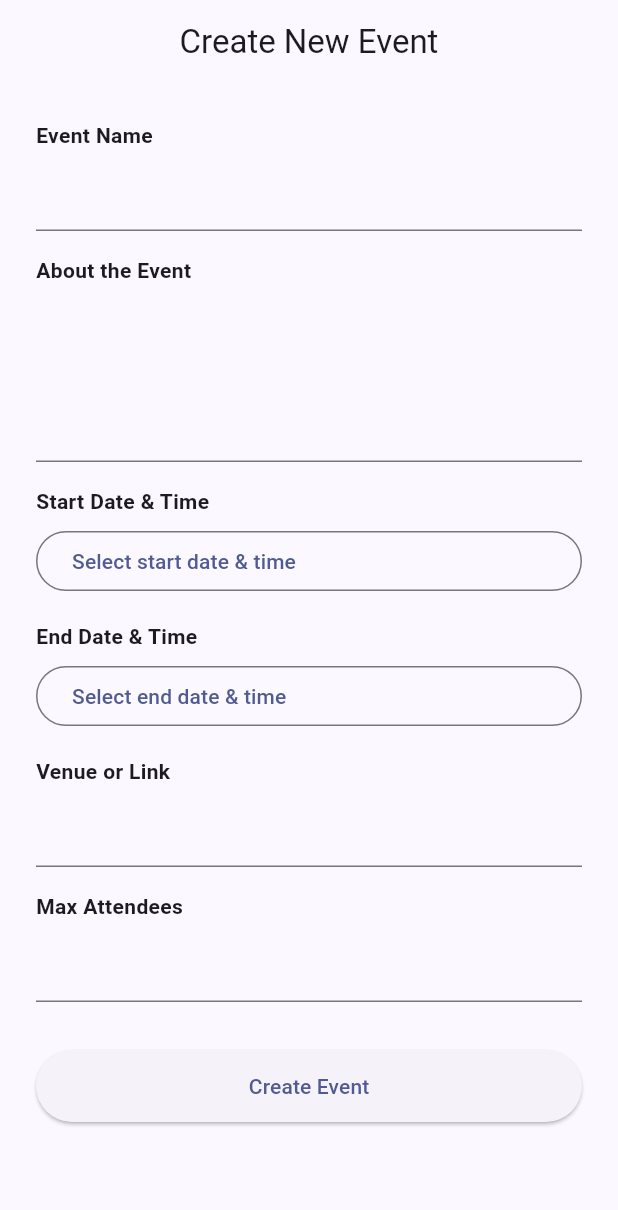
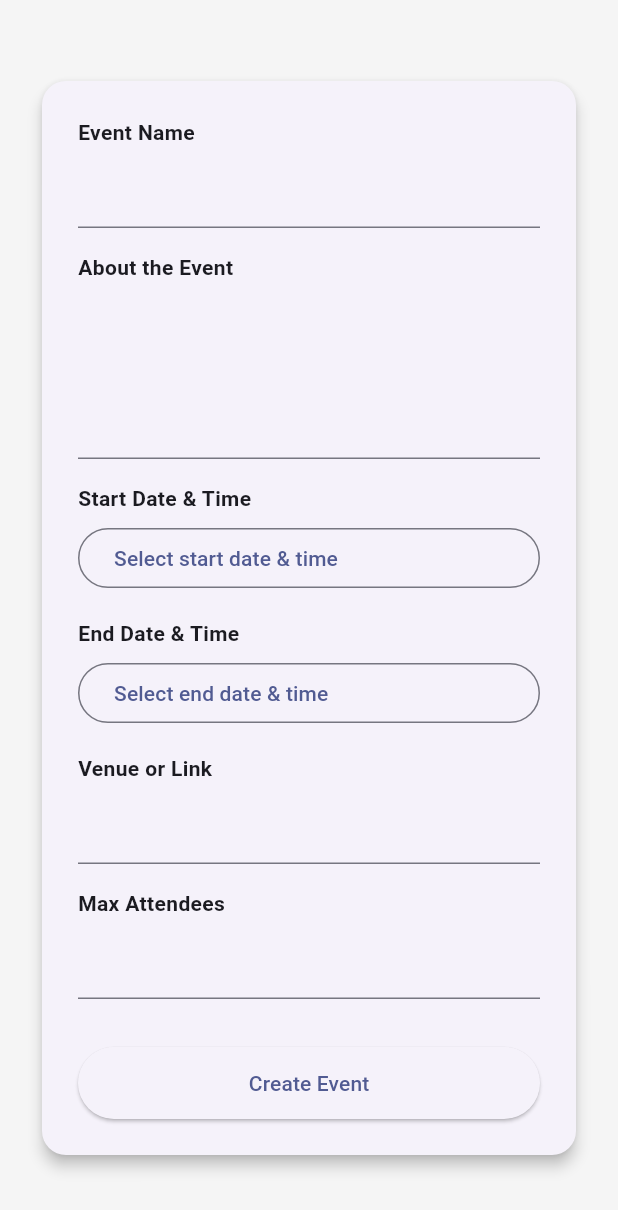
Before and after one commit to UniSpheree/unisphere-app, a Flutter app: the screen it shows after launch, on a phone screen of 412 x 824 dp. Shown: the top 1210 px of the screen. Run offline on Flutter 3.47's test engine with Material 3 defaults, Android fonts, the phone set to English and light mode, and no system bars.

Commit message:
style: center create event form in card layout

```diff
--- a/lib/screens/create_event_screen.dart
+++ b/lib/screens/create_event_screen.dart
@@ -63,18 +63,28 @@ class _CreateEventScreenState extends State<CreateEventScreen> {
   @override
   Widget build(BuildContext context) {
     return Scaffold(
-      appBar: AppBar(title: const Text('Create New Event'), centerTitle: true),
-      body: SingleChildScrollView(
+      backgroundColor: Colors.grey.shade100,
+      body: Center(
+        child: SingleChildScrollView(
+          padding: const EdgeInsets.all(24),
+          child: Card(
+            elevation: 4,
+            shape: RoundedRectangleBorder(
+              borderRadius: BorderRadius.circular(16),
+            ),
+            child: Padding(
               padding: const EdgeInsets.all(24),
               child: Form(
                 key: _formKey,
                 child: Column(
+                  mainAxisSize: MainAxisSize.min,
                   crossAxisAlignment: CrossAxisAlignment.start,
                   children: [
                     _label('Event Name'),
                     TextFormField(
                       controller: eventNameController,
-                validator: (v) => v == null || v.isEmpty ? 'Required' : null,
+                      validator: (v) =>
+                          v == null || v.isEmpty ? 'Required' : null,
                     ),
 
                     const SizedBox(height: 16),
@@ -83,7 +93,8 @@ class _CreateEventScreenState extends State<CreateEventScreen> {
                     TextFormField(
                       controller: descriptionController,
                       maxLines: 4,
-                validator: (v) => v == null || v.isEmpty ? 'Required' : null,
+                      validator: (v) =>
+                          v == null || v.isEmpty ? 'Required' : null,
                     ),
 
                     const SizedBox(height: 16),
@@ -121,7 +132,8 @@ class _CreateEventScreenState extends State<CreateEventScreen> {
                     _label('Venue or Link'),
                     TextFormField(
                       controller: venueController,
-                validator: (v) => v == null || v.isEmpty ? 'Required' : null,
+                      validator: (v) =>
+                          v == null || v.isEmpty ? 'Required' : null,
                     ),
 
                     const SizedBox(height: 16),
@@ -130,7 +142,8 @@ class _CreateEventScreenState extends State<CreateEventScreen> {
                     TextFormField(
                       controller: maxAttendeesController,
                       keyboardType: TextInputType.number,
-                validator: (v) => v == null || v.isEmpty ? 'Required' : null,
+                      validator: (v) =>
+                          v == null || v.isEmpty ? 'Required' : null,
                     ),
 
                     const SizedBox(height: 32),
@@ -147,6 +160,9 @@ class _CreateEventScreenState extends State<CreateEventScreen> {
                 ),
               ),
             ),
+          ),
+        ),
+      ),
     );
   }
 
```
Lines whose indentation alone changed are shown as unchanged.
